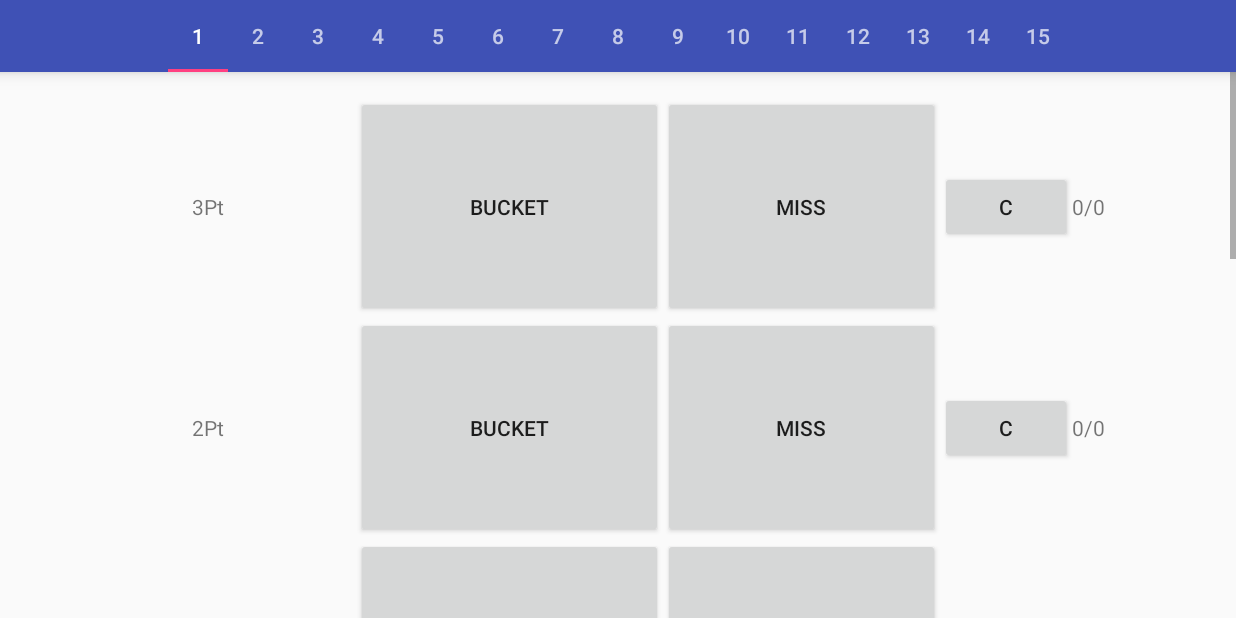
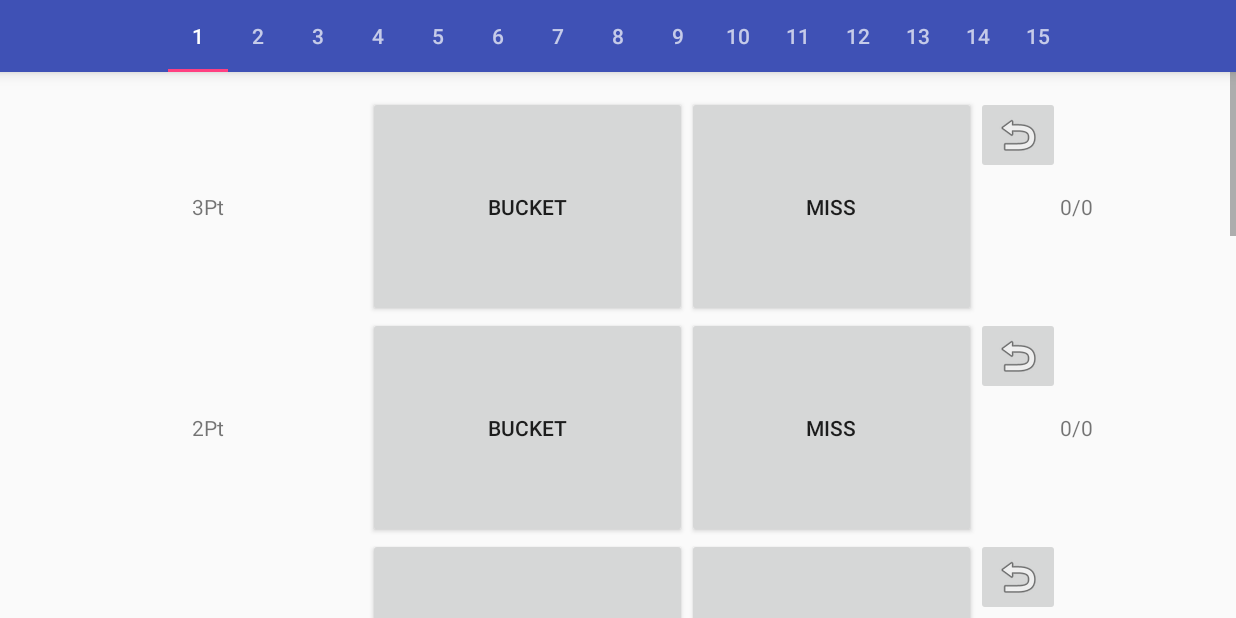
Before and after one commit to idiotleon/BBallerScoreBoard, an Android app: the ScoreBoardMainFragment screen opened directly, with no data from a screen before it, on a phone screen of 824 x 412 dp (held sideways). Run offline under Robolectric (Android 15) with nearby library versions, the phone set to English and light mode, and no system bars.

Commit message:
Minor improvement
Correction btn decorated with revert icon.
"Block" item for players added.

```diff
--- a/app/src/main/res/layout/fragment_scoreboard_main.xml
+++ b/app/src/main/res/layout/fragment_scoreboard_main.xml
@@ -40,10 +40,10 @@
                 android:padding="@dimen/activity_horizontal_margin"
                 android:text="@string/miss_bucket" />
 
-            <Button
+            <ImageButton
                 android:layout_width="wrap_content"
                 android:layout_height="wrap_content"
-                android:text="@string/correction" />
+                android:src="@android:drawable/ic_menu_revert" />
 
             <TextView
                 android:id="@+id/pt_3_score_board"
@@ -79,10 +79,10 @@
                 android:padding="@dimen/activity_horizontal_margin"
                 android:text="@string/miss_bucket" />
 
-            <Button
+            <ImageButton
                 android:layout_width="wrap_content"
                 android:layout_height="wrap_content"
-                android:text="@string/correction" />
+                android:src="@android:drawable/ic_menu_revert" />
 
             <TextView
                 android:id="@+id/pt_2_score_board"
@@ -118,10 +118,10 @@
                 android:padding="@dimen/activity_horizontal_margin"
                 android:text="@string/miss_bucket" />
 
-            <Button
+            <ImageButton
                 android:layout_width="wrap_content"
                 android:layout_height="wrap_content"
-                android:text="@string/correction" />
+                android:src="@android:drawable/ic_menu_revert" />
 
             <TextView
                 android:id="@+id/pt_1_score_board"
@@ -157,10 +157,10 @@
                 android:padding="@dimen/activity_horizontal_margin"
                 android:text="@string/offensive_rebound" />
 
-            <Button
+            <ImageButton
                 android:layout_width="wrap_content"
                 android:layout_height="wrap_content"
-                android:text="@string/correction" />
+                android:src="@android:drawable/ic_menu_revert" />
 
             <TextView
                 android:id="@+id/rebound_score_board"
@@ -168,38 +168,6 @@
                 android:layout_height="wrap_content"
                 android:layout_weight="1"
                 android:text="@string/zero_zero" />
-        </LinearLayout>
-
-        <LinearLayout
-            android:layout_width="match_parent"
-            android:layout_height="wrap_content"
-            android:orientation="horizontal">
-
-            <TextView
-                android:layout_width="wrap_content"
-                android:layout_height="wrap_content"
-                android:layout_weight="1"
-                android:padding="@dimen/activity_horizontal_margin"
-                android:text="@string/steal" />
-
-            <Button
-                android:layout_width="wrap_content"
-                android:layout_height="wrap_content"
-                android:layout_weight="1"
-                android:padding="@dimen/activity_horizontal_margin"
-                android:text="@string/add" />
-
-            <Button
-                android:layout_width="wrap_content"
-                android:layout_height="wrap_content"
-                android:text="@string/correction" />
-
-            <TextView
-                android:id="@+id/steal_score_board"
-                android:layout_width="wrap_content"
-                android:layout_height="wrap_content"
-                android:layout_weight="1"
-                android:text="@string/zero" />
         </LinearLayout>
 
         <LinearLayout
@@ -221,10 +189,10 @@
                 android:padding="@dimen/activity_horizontal_margin"
                 android:text="@string/add" />
 
-            <Button
+            <ImageButton
                 android:layout_width="wrap_content"
                 android:layout_height="wrap_content"
-                android:text="@string/correction" />
+                android:src="@android:drawable/ic_menu_revert" />
 
             <TextView
                 android:id="@+id/faul_score_board"
@@ -253,10 +221,10 @@
                 android:padding="@dimen/activity_horizontal_margin"
                 android:text="@string/add" />
 
-            <Button
+            <ImageButton
                 android:layout_width="wrap_content"
                 android:layout_height="wrap_content"
-                android:text="@string/correction" />
+                android:src="@android:drawable/ic_menu_revert" />
 
             <TextView
                 android:id="@+id/turnover_score_board"
@@ -266,6 +234,68 @@
                 android:text="@string/zero" />
         </LinearLayout>
 
+        <LinearLayout
+            android:layout_width="match_parent"
+            android:layout_height="wrap_content"
+            android:orientation="horizontal">
+
+            <TextView
+                android:layout_width="wrap_content"
+                android:layout_height="wrap_content"
+                android:layout_weight="1"
+                android:padding="@dimen/activity_horizontal_margin"
+                android:text="@string/block" />
+
+            <Button
+                android:layout_width="wrap_content"
+                android:layout_height="wrap_content"
+                android:layout_weight="1"
+                android:padding="@dimen/activity_horizontal_margin"
+                android:text="@string/add" />
+
+            <ImageButton
+                android:layout_width="wrap_content"
+                android:layout_height="wrap_content"
+                android:src="@android:drawable/ic_menu_revert" />
+
+            <TextView
+                android:id="@+id/block_score_board"
+                android:layout_width="wrap_content"
+                android:layout_height="wrap_content"
+                android:layout_weight="1"
+                android:text="@string/zero" />
+        </LinearLayout>
+
+        <LinearLayout
+            android:layout_width="match_parent"
+            android:layout_height="wrap_content"
+            android:orientation="horizontal">
+
+            <TextView
+                android:layout_width="wrap_content"
+                android:layout_height="wrap_content"
+                android:layout_weight="1"
+                android:padding="@dimen/activity_horizontal_margin"
+                android:text="@string/steal" />
+
+            <Button
+                android:layout_width="wrap_content"
+                android:layout_height="wrap_content"
+                android:layout_weight="1"
+                android:padding="@dimen/activity_horizontal_margin"
+                android:text="@string/add" />
+
+            <ImageButton
+                android:layout_width="wrap_content"
+                android:layout_height="wrap_content"
+                android:src="@android:drawable/ic_menu_revert" />
+
+            <TextView
+                android:id="@+id/steal_score_board"
+                android:layout_width="wrap_content"
+                android:layout_height="wrap_content"
+                android:layout_weight="1"
+                android:text="@string/zero" />
+        </LinearLayout>
     </LinearLayout>
-
 </ScrollView>
--- a/app/src/main/res/values/strings.xml
+++ b/app/src/main/res/values/strings.xml
@@ -13,7 +13,7 @@
     <string name="add">Add</string>
     <string name="faul">Faul</string>
     <string name="turnover">Turnover</string>
-    <string name="correction">C</string>
+    <string name="block">Block</string>
     <string name="zero">0</string>
     <string name="zero_zero">0/0</string>
 
```
Also changed, not shown: 1 other file.
